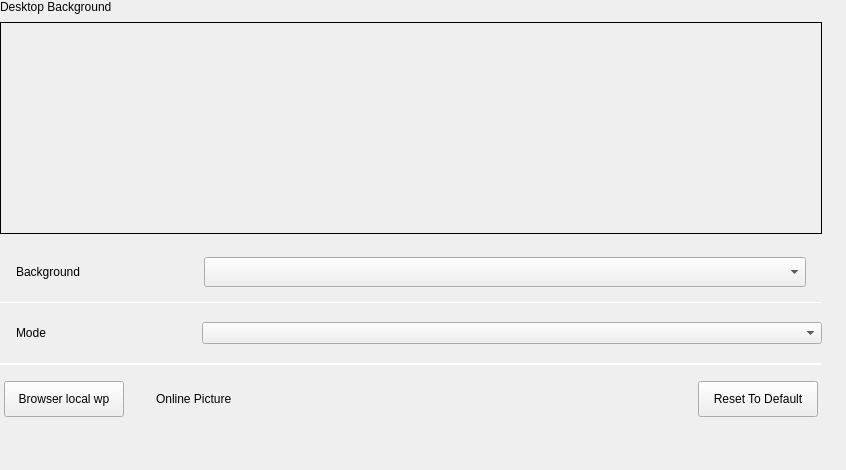
The window that plugins/personalized/wallpaper/wallpaper.ui (ukui/ukui-control-center) describes before a commit, drawn with Qt 5.
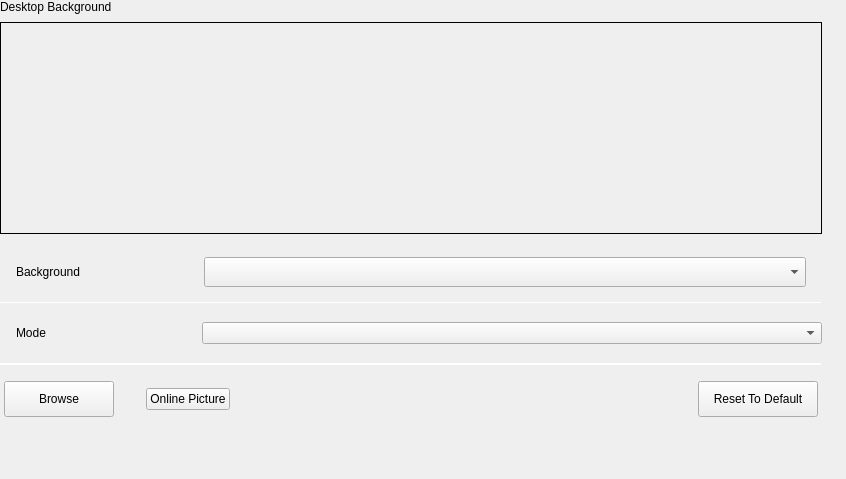
The same window after the commit. Custom widgets are drawn as their Qt base class.

Commit message:
fix(screenlock and wallpaper): fix bug#77850
Description: 【UKUI V3.1】【控制面板】锁屏、背景界面中的"浏览本地壁纸"应修改为"浏览"，"线上图片"位置应靠下

Log: 修复bug

Diff of the .ui file:
```diff
--- a/plugins/personalized/wallpaper/wallpaper.ui
+++ b/plugins/personalized/wallpaper/wallpaper.ui
@@ -7,7 +7,7 @@
     <x>0</x>
     <y>0</y>
     <width>846</width>
-    <height>470</height>
+    <height>479</height>
    </rect>
   </property>
   <property name="sizePolicy">
@@ -513,23 +513,23 @@
        <widget class="QPushButton" name="browserLocalwpBtn">
         <property name="minimumSize">
          <size>
-          <width>120</width>
+          <width>110</width>
           <height>36</height>
          </size>
         </property>
         <property name="maximumSize">
          <size>
-          <width>16777215</width>
+          <width>110</width>
           <height>36</height>
          </size>
         </property>
         <property name="text">
-         <string>Browser local wp</string>
+         <string>Browse</string>
         </property>
        </widget>
       </item>
       <item>
-       <widget class="QLabel" name="onlineLabel">
+       <widget class="QPushButton" name="onlineBtn">
         <property name="text">
          <string>Online Picture</string>
         </property>
```
The commit also changes 4 other files.
